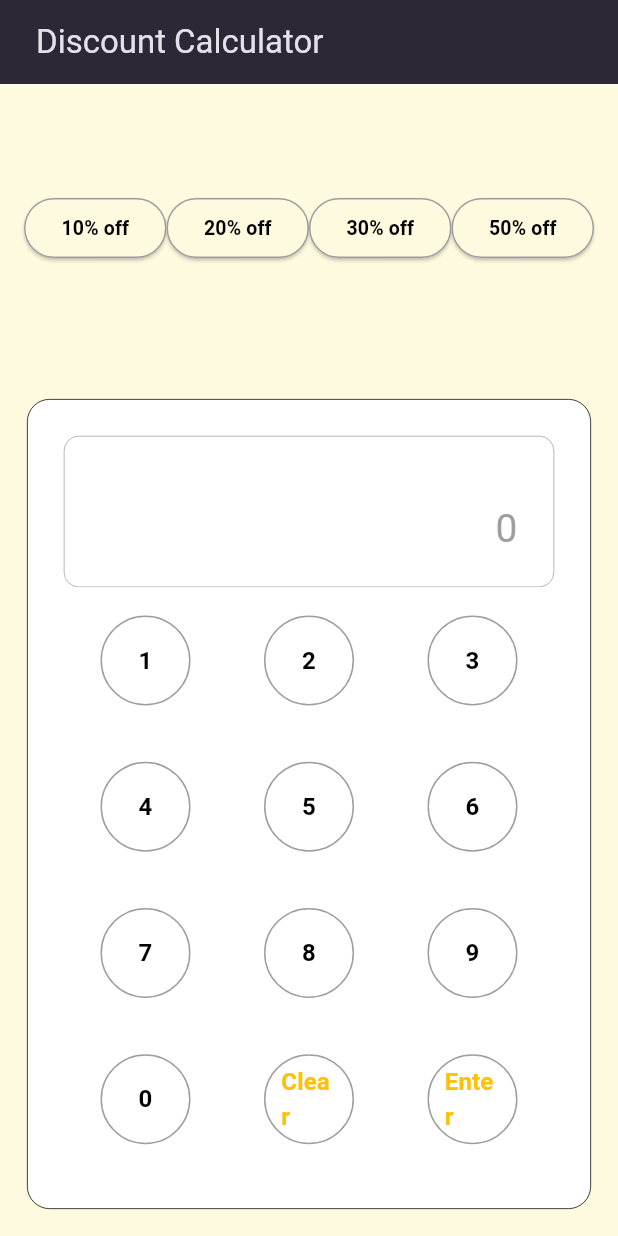
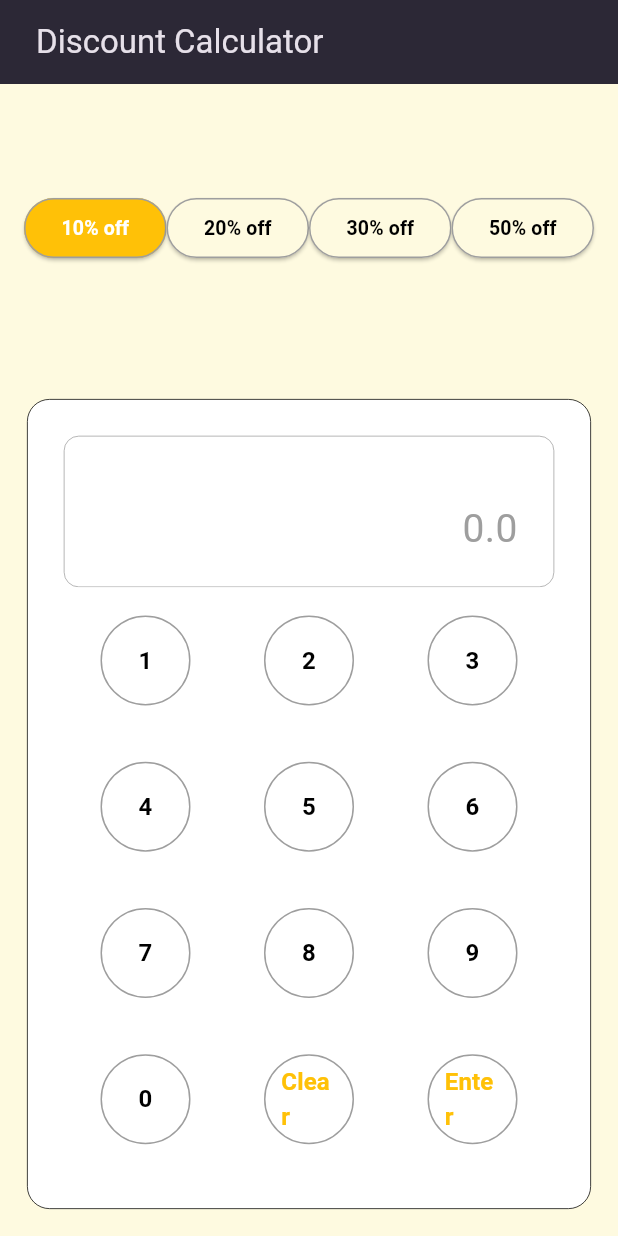
Before and after one commit to lockyboss1/riverpod-calculator, a Flutter app: the screen it shows after launch, after a tap on "10% off", on a phone screen of 412 x 824 dp. Run offline on Flutter 3.47's test engine with Material 3 defaults, Android fonts, the phone set to English and light mode, and no system bars; our stand-ins replace flutter_riverpod, freezed_annotation, math_expressions.

Commit message:
discount

```diff
--- a/lib/controller/calculator_controller.dart
+++ b/lib/controller/calculator_controller.dart
@@ -42,6 +42,41 @@ class CalculatorNotifier extends StateNotifier<Calculator> {
       equation: equation,
       shouldAppend: false,
     );
+  }
+
+  void calculateDiscount(double discountPercentage) {
+    try {
+      final expression =
+          state.equation.replaceAll('⨯', '*').replaceAll('÷', '/');
+      final exp = Parser().parse(expression);
+      final model = ContextModel();
+
+      final originalAmount = exp.evaluate(EvaluationType.REAL, model);
+
+      if (originalAmount is double) {
+        final discountedAmount =
+            originalAmount * (1.0 - (discountPercentage / 100.0));
+        state = state.copyWith(result: discountedAmount.toString());
+      }
+    } catch (e) {
+      debugPrint(e.toString());
+    }
+  }
+
+  void apply10PercentDiscount() {
+    calculateDiscount(10);
+  }
+
+  void apply20PercentDiscount() {
+    calculateDiscount(20);
+  }
+
+  void apply30PercentDiscount() {
+    calculateDiscount(30);
+  }
+
+  void apply50PercentDiscount() {
+    calculateDiscount(50);
   }
 
   void append(String buttonText) {
--- a/lib/widgets/calculator_buttons_row.dart
+++ b/lib/widgets/calculator_buttons_row.dart
@@ -26,7 +26,7 @@ class CalculatorButtonsRow extends ConsumerWidget {
         calculator.reset();
         break;
       case 'Enter':
-        calculator.equals();
+        //calculator.equals();
         break;
       case '<':
         calculator.delete();
--- a/lib/widgets/discount_buttons.dart
+++ b/lib/widgets/discount_buttons.dart
@@ -13,7 +13,6 @@ class DiscountButtons extends StatelessWidget {
       padding: const EdgeInsets.all(16),
       decoration: const BoxDecoration(
         color: Colors.transparent,
-        //borderRadius: BorderRadius.vertical(),
       ),
       child: const Column(
         children: [
--- a/lib/widgets/discount_buttons_row.dart
+++ b/lib/widgets/discount_buttons_row.dart
@@ -6,20 +6,19 @@ import '../controller/calculator_controller.dart';
 class DiscountButtonsRow extends ConsumerWidget {
   const DiscountButtonsRow({
     required this.buttonsRow,
+    this.selectedButton,
     super.key,
   });
 
   final buttonsRow;
+  final String? selectedButton;
 
   Color getBackgroundColor(String buttonText) {
     switch (buttonText) {
       case '10% off':
-      case '20% off':
-      case '30% off':
-      case '50% off':
-        return Colors.transparent;
+        return Colors.amber;
       default:
-        return Colors.transparent;
+        return const Color(0xFFFEFAE0);
     }
   }
 
@@ -28,15 +27,16 @@ class DiscountButtonsRow extends ConsumerWidget {
 
     switch (buttonText) {
       case '10% off':
-        calculator.reset();
+        calculator.apply10PercentDiscount();
         break;
       case '20% off':
-        calculator.equals();
+        calculator.apply20PercentDiscount();
         break;
       case '30% off':
-        calculator.delete();
+        calculator.apply30PercentDiscount();
         break;
       case '50% off':
+        calculator.apply50PercentDiscount();
         break;
       default:
         calculator.append(buttonText);
@@ -55,20 +55,20 @@ class DiscountButtonsRow extends ConsumerWidget {
                 child: ElevatedButton(
                   onPressed: () => onClickedButton(text, ref),
                   style: ButtonStyle(
-                    backgroundColor:
-                        MaterialStateProperty.all(const Color(0xFFFEFAE0)),
+                    backgroundColor: MaterialStateProperty.all<Color>(
+                      getBackgroundColor(text),
+                    ),
                     shape: MaterialStateProperty.all<RoundedRectangleBorder>(
                       RoundedRectangleBorder(
-                        borderRadius: BorderRadius.circular(
-                            20.0),
-                            side: const BorderSide(color: Colors.grey),
+                        borderRadius: BorderRadius.circular(20.0),
+                        side: const BorderSide(color: Colors.grey),
                       ),
                     ),
                   ),
                   child: Text(
                     text,
-                    style: const TextStyle(
-                      color: Colors.black,
+                    style: TextStyle(
+                      color: text == '10% off' ? Colors.white : Colors.black,
                       fontSize: 13,
                       fontWeight: FontWeight.bold,
                     ),
```
Also changed, not shown: lib/main.dart (+0 -98 lines), lib/widgets/toggle_buttons.dart (added).
